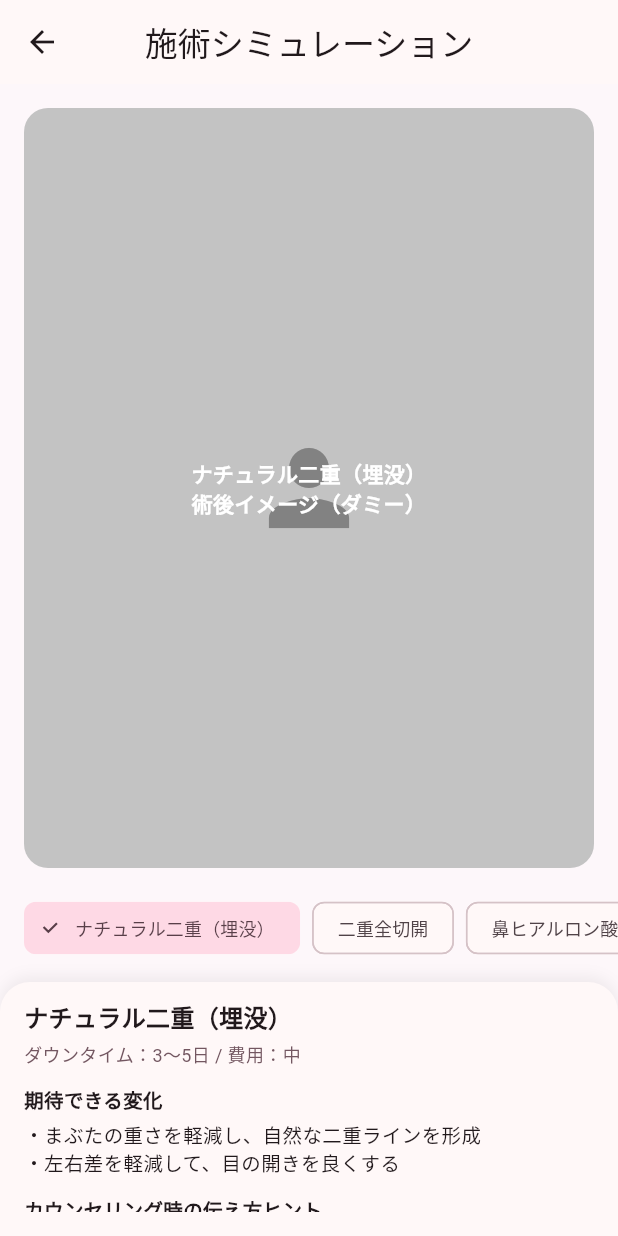
After one commit to yokoyama1130/BeautyUI, a Flutter app: the TreatmentSimulationPage screen opened directly, on a phone screen of 412 x 824 dp. The commit adds this screen. Run offline on Flutter 3.47's test engine with Material 3 defaults, Android fonts, the phone set to English and light mode, and no system bars.

Commit message:
施術結果詳細画面の追加

```diff
--- a/lib/screens/scan/scan_result_page.dart
+++ b/lib/screens/scan/scan_result_page.dart
@@ -1,4 +1,5 @@
 import 'package:flutter/material.dart';
+import 'treatment_simulation_page.dart';
 
 /// 顔スキャンの結果を表示するページ
 /// （現時点ではUIモック。後でPython/Go APIに接続予定）
@@ -54,19 +55,19 @@ class ScanResultPage extends StatelessWidget {
             ),
             const SizedBox(height: 12),
 
-            _AnalysisCard(
+            const _AnalysisCard(
               icon: Icons.face_retouching_natural,
               label: '肌質',
               result: '水分量：やや低め（38%）\n毛穴の開き：軽度\nしみ：小〜中程度',
               suggestion: '保湿ケアと美白成分（ビタミンC誘導体）を推奨',
             ),
-            _AnalysisCard(
+            const _AnalysisCard(
               icon: Icons.remove_red_eye_outlined,
               label: '目元',
               result: '左右差：小\nまぶた：厚め\nクマ：わずかにあり',
               suggestion: '埋没法 + ヒアルロン酸注入が適応範囲',
             ),
-            _AnalysisCard(
+            const _AnalysisCard(
               icon: Icons.camera_front_outlined,
               label: '鼻・輪郭',
               result: '鼻背：わずかに低め\n顎：バランス良好',
@@ -91,8 +92,9 @@ class ScanResultPage extends StatelessWidget {
                 style: TextStyle(fontSize: 13),
               ),
             ),
-            const SizedBox(height: 32),
+            const SizedBox(height: 24),
 
+            // --- アクションボタン群 ---
             Row(
               children: [
                 Expanded(
@@ -131,6 +133,25 @@ class ScanResultPage extends StatelessWidget {
                     borderRadius: BorderRadius.circular(18),
                   ),
                 ),
+              ),
+            ),
+            const SizedBox(height: 12),
+
+            // ★ 施術シミュレーション開始ボタン
+            SizedBox(
+              width: double.infinity,
+              child: FilledButton.icon(
+                onPressed: () {
+                  Navigator.of(context).push(
+                    MaterialPageRoute(
+                      builder: (_) => TreatmentSimulationPage(
+                        imagePath: imagePath,
+                      ),
+                    ),
+                  );
+                },
+                icon: const Icon(Icons.auto_fix_high_outlined),
+                label: const Text('施術シミュレーションを開始'),
               ),
             ),
           ],
@@ -188,7 +209,9 @@ class _AnalysisCard extends StatelessWidget {
                 Text(
                   '💡 $suggestion',
                   style: TextStyle(
-                      fontSize: 12, color: scheme.primary.withValues(alpha: 0.9)),
+                    fontSize: 12,
+                    color: scheme.primary.withValues(alpha: 0.9),
+                  ),
                 ),
               ],
             ),
--- /dev/null
+++ b/lib/screens/scan/treatment_simulation_page.dart
@@ -0,0 +1,244 @@
+import 'package:flutter/material.dart';
+
+/// 施術シミュレーション画面
+/// - 上：元の顔画像（またはダミー）
+/// - 中：施術プリセット（埋没 / 全切開 / 鼻ヒアル / 糸リフト など）
+/// - 下：選択施術後のイメージ＋説明（今はテキストベースのモック）
+class TreatmentSimulationPage extends StatefulWidget {
+  final String? imagePath;
+
+  const TreatmentSimulationPage({super.key, this.imagePath});
+
+  @override
+  State<TreatmentSimulationPage> createState() =>
+      _TreatmentSimulationPageState();
+}
+
+class _TreatmentSimulationPageState extends State<TreatmentSimulationPage> {
+  int _selectedIndex = 0;
+
+  final List<_TreatmentOption> _options = const [
+    _TreatmentOption(
+      name: 'ナチュラル二重（埋没）',
+      tag: 'ダウンタイム：3〜5日 / 費用：中',
+      effect:
+          '・まぶたの重さを軽減し、自然な二重ラインを形成\n・左右差を軽減して、目の開きを良くする',
+      note: '派手すぎない印象で、初めての二重整形に向いています。',
+    ),
+    _TreatmentOption(
+      name: '二重全切開',
+      tag: 'ダウンタイム：7〜14日 / 費用：高',
+      effect:
+          '・ラインの戻りがほぼなく、くっきりした二重を形成\n・皮膚・脂肪を調整することで、目元のもたつきを改善',
+      note: 'しっかりとした二重を長期的に維持したい方に向いています。',
+    ),
+    _TreatmentOption(
+      name: '鼻ヒアルロン酸注入',
+      tag: 'ダウンタイム：1〜3日 / 費用：低〜中',
+      effect:
+          '・鼻筋を通して横顔のバランスを整える\n・メスを使わずに立体感をプラス',
+      note: 'まずはプチ整形で変化を試したい方に向いています。',
+    ),
+    _TreatmentOption(
+      name: '糸リフト（フェイスライン）',
+      tag: 'ダウンタイム：2〜5日 / 費用：中〜高',
+      effect:
+          '・フェイスラインのたるみを引き上げ、輪郭をシャープに\n・口元やほうれい線の影を軽減',
+      note: '「なんとなく疲れて見える」印象を改善したい方に適しています。',
+    ),
+  ];
+
+  @override
+  Widget build(BuildContext context) {
+    final scheme = Theme.of(context).colorScheme;
+    final selected = _options[_selectedIndex];
+
+    return Scaffold(
+      appBar: AppBar(
+        title: const Text('施術シミュレーション'),
+        centerTitle: true,
+      ),
+      body: Column(
+        children: [
+          // 上部：顔画像＋「術後イメージ」オーバーレイ
+          Padding(
+            padding: const EdgeInsets.all(16),
+            child: AspectRatio(
+              aspectRatio: 3 / 4,
+              child: Stack(
+                children: [
+                  Container(
+                    decoration: BoxDecoration(
+                      color: Colors.grey[200],
+                      borderRadius: BorderRadius.circular(16),
+                      image: widget.imagePath != null
+                          ? DecorationImage(
+                              image: AssetImage(widget.imagePath!),
+                              fit: BoxFit.cover,
+                            )
+                          : null,
+                    ),
+                    child: widget.imagePath == null
+                        ? const Center(
+                            child: Icon(
+                              Icons.person,
+                              size: 80,
+                              color: Colors.grey,
+                            ),
+                          )
+                        : null,
+                  ),
+                  // 半透明の術後イメージレイヤー（今はテキストのみ）
+                  Container(
+                    decoration: BoxDecoration(
+                      borderRadius: BorderRadius.circular(16),
+                      color: Colors.black.withValues(alpha: 0.18),
+                    ),
+                    child: Center(
+                      child: Padding(
+                        padding: const EdgeInsets.all(12),
+                        child: Text(
+                          '${selected.name}\n術後イメージ（ダミー）',
+                          textAlign: TextAlign.center,
+                          style: const TextStyle(
+                            color: Colors.white,
+                            fontSize: 14,
+                            fontWeight: FontWeight.bold,
+                          ),
+                        ),
+                      ),
+                    ),
+                  ),
+                ],
+              ),
+            ),
+          ),
+
+          // 中央：施術候補のチップ
+          SingleChildScrollView(
+            scrollDirection: Axis.horizontal,
+            padding: const EdgeInsets.symmetric(horizontal: 16),
+            child: Row(
+              children: List.generate(_options.length, (index) {
+                final opt = _options[index];
+                final selectedFlag = _selectedIndex == index;
+                return Padding(
+                  padding: const EdgeInsets.only(right: 8),
+                  child: ChoiceChip(
+                    label: Text(
+                      opt.name,
+                      style: const TextStyle(fontSize: 12),
+                    ),
+                    selected: selectedFlag,
+                    onSelected: (_) {
+                      setState(() {
+                        _selectedIndex = index;
+                      });
+                    },
+                  ),
+                );
+              }),
+            ),
+          ),
+
+          const SizedBox(height: 12),
+
+          // 下部：詳細説明＆カウンセリング向けコメント
+          Expanded(
+            child: Container(
+              padding: const EdgeInsets.fromLTRB(16, 12, 16, 16),
+              decoration: BoxDecoration(
+                color: scheme.surface,
+                borderRadius: const BorderRadius.vertical(
+                  top: Radius.circular(20),
+                ),
+                boxShadow: [
+                  BoxShadow(
+                    color: Colors.black.withValues(alpha: 0.06),
+                    blurRadius: 8,
+                    offset: const Offset(0, -3),
+                  ),
+                ],
+              ),
+              // ★ ここをスクロール可能にする
+              child: SingleChildScrollView(
+                child: Column(
+                  crossAxisAlignment: CrossAxisAlignment.start,
+                  mainAxisSize: MainAxisSize.min,
+                  children: [
+                    Text(
+                      selected.name,
+                      style: const TextStyle(
+                        fontSize: 16,
+                        fontWeight: FontWeight.bold,
+                      ),
+                    ),
+                    const SizedBox(height: 4),
+                    Text(
+                      selected.tag,
+                      style: TextStyle(
+                        fontSize: 12,
+                        color: scheme.secondary,
+                      ),
+                    ),
+                    const SizedBox(height: 12),
+                    const Text(
+                      '期待できる変化',
+                      style: TextStyle(
+                        fontSize: 13,
+                        fontWeight: FontWeight.bold,
+                      ),
+                    ),
+                    const SizedBox(height: 4),
+                    Text(
+                      selected.effect,
+                      style: const TextStyle(fontSize: 13),
+                    ),
+                    const SizedBox(height: 12),
+                    const Text(
+                      'カウンセリング時の伝え方ヒント',
+                      style: TextStyle(
+                        fontSize: 13,
+                        fontWeight: FontWeight.bold,
+                      ),
+                    ),
+                    const SizedBox(height: 4),
+                    Text(
+                      selected.note,
+                      style: const TextStyle(fontSize: 13),
+                    ),
+                    const SizedBox(height: 24),
+                    SizedBox(
+                      width: double.infinity,
+                      child: FilledButton.icon(
+                        onPressed: () {
+                          // TODO: この施術プランを患者カルテに一時保存（Go API連携）
+                        },
+                        icon: const Icon(Icons.check_circle_outline),
+                        label: const Text('この施術プランを候補に追加'),
+                      ),
+                    ),
+                  ],
+                ),
+              ),
+            ),
+          ),
+        ],
+      ),
+    );
+  }
+}
+
+class _TreatmentOption {
+  final String name;
+  final String tag;
+  final String effect;
+  final String note;
+
+  const _TreatmentOption({
+    required this.name,
+    required this.tag,
+    required this.effect,
+    required this.note,
+  });
+}
```
